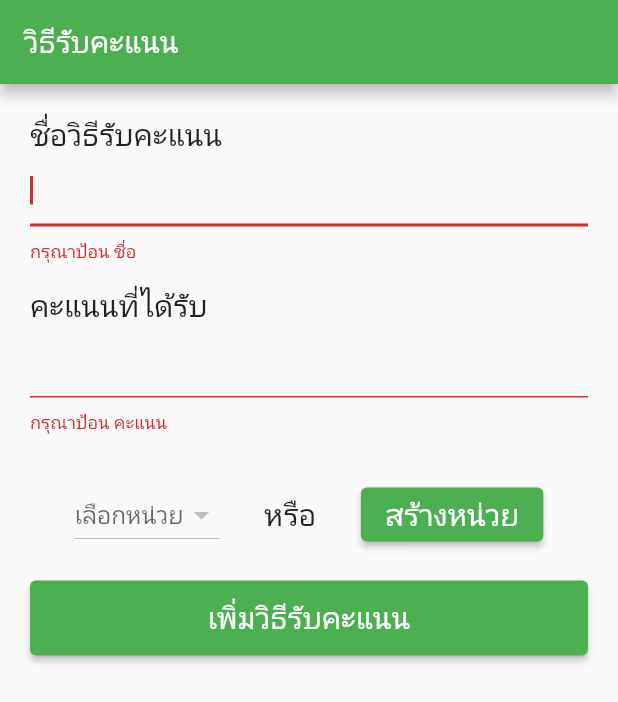
After one commit to ZoNew/Flutter_CollectingPoints, a Flutter app: the AddCollectScreen screen opened directly, after a tap on "เพิ่มวิธีรับคะแนน", on a phone screen of 412 x 824 dp. The commit adds this screen. Shown: the top 702 px of the screen. Run offline on Flutter 3.47's test engine with Material 2 defaults, Android fonts, the phone set to English and light mode, and no system bars; our stand-ins replace fluttertoast, form_field_validator.

Commit message:
PAUSE Creating add collect screen
creating dropdown button

```diff
--- /dev/null
+++ b/lib/model/collect.dart
@@ -0,0 +1,8 @@
+class Collect {
+  String? name;
+  int? rewardPoint;
+
+  Collect({this.name, this.rewardPoint}) {
+    rewardPoint = 0;
+  }
+}
--- /dev/null
+++ b/lib/screen/add_collect.dart
@@ -0,0 +1,140 @@
+import 'package:flutter/material.dart';
+import 'package:fluttertoast/fluttertoast.dart';
+import 'package:form_field_validator/form_field_validator.dart';
+import 'package:test_point_system/model/collect.dart';
+import 'package:test_point_system/screen/login.dart';
+
+class AddCollectScreen extends StatefulWidget {
+  const AddCollectScreen({Key? key}) : super(key: key);
+
+  @override
+  _AddCollectScreenState createState() => _AddCollectScreenState();
+}
+
+class _AddCollectScreenState extends State<AddCollectScreen> {
+  final formKey = GlobalKey<FormState>();
+  Collect collect = Collect();
+
+  @override
+  Widget build(BuildContext context) {
+    return Scaffold(
+      appBar: AppBar(
+        title: Text("วิธีรับคะแนน"),
+      ),
+      body: Container(
+        child: Padding(
+          padding: const EdgeInsets.all(20),
+          child: Form(
+            key: formKey,
+            child: SingleChildScrollView(
+              child: Column(
+                  crossAxisAlignment: CrossAxisAlignment.start,
+                  children: [
+                    Text(
+                      "ชื่อวิธีรับคะแนน",
+                      style: TextStyle(fontSize: _fontSize),
+                    ),
+                    TextFormField(
+                      autofocus: true,
+                      validator: RequiredValidator(errorText: "กรุณาป้อน ชื่อ"),
+                      onSaved: (String? name) {
+                        collect.name = name;
+                      },
+                    ),
+                    SizedBox(
+                      height: 15,
+                    ),
+                    Text(
+                      "คะแนนที่ได้รับ",
+                      style: TextStyle(fontSize: _fontSize),
+                    ),
+                    TextFormField(
+                      validator:
+                          RequiredValidator(errorText: "กรุณาป้อน คะแนน"),
+                      keyboardType: TextInputType.number,
+                      onSaved: (String? rewardPoint) {
+                        collect.rewardPoint = int.parse(rewardPoint!);
+                      },
+                    ),
+                    SizedBox(
+                      height: 30,
+                    ),
+                    Row(
+                      // crossAxisAlignment: CrossAxisAlignment.start,
+                      mainAxisAlignment: MainAxisAlignment.spaceEvenly,
+                      children: [
+                        DropdownButton(
+                          items: _unit,
+                          hint: Text("เลือกหน่วย"),
+                        ),
+                        Text("หรือ",style: TextStyle(fontSize: _fontSize),),
+                        ElevatedButton(
+                          onPressed: () {
+                            Navigator.push(context,
+                                MaterialPageRoute(builder: (context) {
+                              return LoginScreen();
+                            }));
+                          },
+                          child: Text("สร้างหน่วย",
+                              style: TextStyle(fontSize: 20)),
+                        ),
+                      ],
+                    ),
+                    SizedBox(
+                      height: 20,
+                    ),
+                    SizedBox(
+                      width: double.infinity,
+                      height: 50,
+                      child: ElevatedButton(
+                        onPressed: () async {
+                          if (formKey.currentState!.validate()) {
+                            formKey.currentState!.save();
+                            try {
+                              Fluttertoast.showToast(
+                                  msg: "เพิ่มวิธีรับคะแนนเรียบร้อย");
+                              print("${collect.name}, ${collect.rewardPoint}");
+                              /*Navigator.pushReplacement(
+                                context,
+                                MaterialPageRoute(builder: (context) {
+                                  return AddCollectScreen();
+                                }),
+                              );*/
+                            } catch (e) {
+                              print(e.toString());
+                              Fluttertoast.showToast(
+                                msg: e.toString(),
+                                gravity: ToastGravity.CENTER,
+                              );
+                            }
+                          }
+                        },
+                        child: Text("เพิ่มวิธีรับคะแนน",
+                            style: TextStyle(fontSize: _fontSize)),
+                      ),
+                    ),
+                  ]),
+            ),
+          ),
+        ),
+      ),
+    );
+  }
+}
+
+final double _fontSize = 20;
+
+List<DropdownMenuItem<String>> _unit = [
+  "stamp",
+  "point",
+  "แต้ม",
+  "ความดี",
+].map<DropdownMenuItem<String>>((String value) {
+  return DropdownMenuItem<String>(
+    value: value,
+    child: Text(
+      value,
+      style: TextStyle(color: Colors.black),
+    ),
+  );
+}).toList();
--- a/lib/screen/add_promotion.dart
+++ b/lib/screen/add_promotion.dart
@@ -3,6 +3,7 @@ import 'package:fluttertoast/fluttertoast.dart';
 import 'package:form_field_validator/form_field_validator.dart';
 import 'package:test_point_system/model/promotion.dart';
 
+import 'add_collect.dart';
 import 'home.dart';
 
 class AddPromotionScreen extends StatefulWidget {
@@ -38,7 +39,7 @@ class _AddPromotionScreenState extends State<AddPromotionScreen> {
                     TextFormField(
                       autofocus: true,
                       validator: RequiredValidator(
-                          errorText: "กรุณาป้อน ชื่อโปรโมชัน"),
+                          errorText: "กรุณาป้อน ชื่อ"),
                       onSaved: (String? name) {
                         promotion.name = name;
                       },
@@ -71,11 +72,10 @@ class _AddPromotionScreenState extends State<AddPromotionScreen> {
                               Fluttertoast.showToast(msg: "สร้างโปรโมชันเรียบร้อย");
                               print(
                                   "${promotion.name}, ${promotion.targetPoint}");
-                              Navigator.pop(context);
                               Navigator.pushReplacement(
                                 context,
                                 MaterialPageRoute(builder: (context) {
-                                  return HomeScreen();
+                                  return AddCollectScreen();
                                 }),
                               );
                             } catch (e) {
--- a/lib/screen/login.dart
+++ b/lib/screen/login.dart
@@ -59,6 +59,9 @@ class _LoginScreenState extends State<LoginScreen> {
                     onSaved: (String? password) {
                       profile.password = password;
                     },
+                  ),
+                  SizedBox(
+                    height: 50,
                   ),
                   // Button Login
                   SizedBox(
--- a/lib/screen/register.dart
+++ b/lib/screen/register.dart
@@ -1,7 +1,6 @@
 import 'package:flutter/material.dart';
 import 'package:fluttertoast/fluttertoast.dart';
 import 'package:form_field_validator/form_field_validator.dart';
-import 'package:test_point_system/model/profile.dart';
 import 'package:test_point_system/model/user.dart';
 
 import 'home.dart';
```
